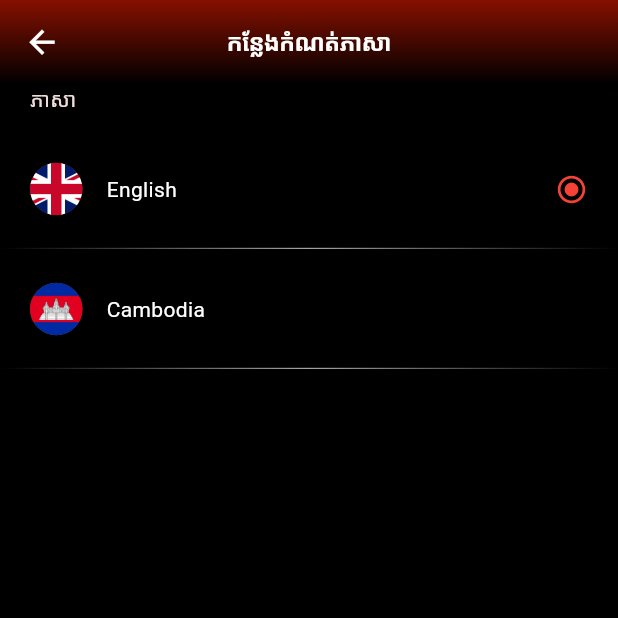
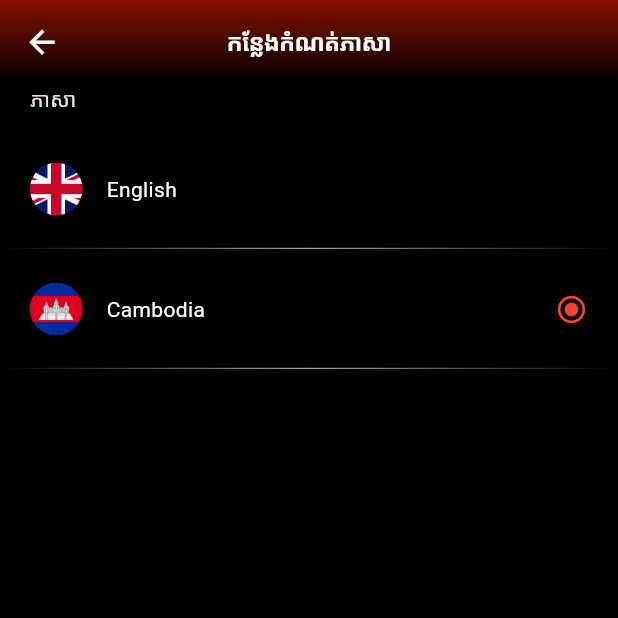
Before and after one commit to leangsengLy/Legend_Cinema, a Flutter app: the Account screen opened directly, after a tap on "System Language", on a phone screen of 412 x 824 dp, the top half of it. Run offline on Flutter 3.47's test engine with Material 3 defaults, Android fonts, the phone set to English and light mode, and no system bars; our stand-ins replace flutter_riverpod, gradient_borders.

Commit message:
upadte translate with json

```diff
--- a/legend_cinema/lib/l10n/app_km.arb
+++ b/legend_cinema/assets/lang/km.json
@@ -1,7 +1,9 @@
 {
-    "hello":"សួរស្តី",
+    "hello": "សួរស្តី",
+    "welcome": "Bienvenido a la aplicación",
+    "greeting": "¡Hola, {name}!",
     "language": "ភាសា",
     "English": "អង់គ្លេស",
     "Cambodia": "កម្ពុជា",
     "system_language": "កន្លែងកំណត់ភាសា"
-}
+  }
--- a/legend_cinema/l10n.yaml
+++ /dev/null
@@ -1,4 +0,0 @@
-arb-dir: lib/l10n
-template-arb-file: app_en.arb
-output-localization-file: app_localizations.dart
-synthetic-package: true
--- a/legend_cinema/lib/Component/Screen/default_screen_background.dart
+++ b/legend_cinema/lib/Component/Screen/default_screen_background.dart
@@ -1,7 +1,7 @@
 import 'package:flutter/material.dart';
 import 'package:flutter_riverpod/flutter_riverpod.dart';
-import 'package:flutter_gen/gen_l10n/app_localizations.dart';
 import 'package:legend_cinema/Component/Provider/translate/country.dart';
+import 'package:legend_cinema/appLocalizations.dart';
 
 class DefaultScreenBackground extends ConsumerWidget {
   const DefaultScreenBackground(
@@ -20,7 +20,7 @@ class DefaultScreenBackground extends ConsumerWidget {
             builder: (context) {
               if (title == "System Language") {
                 return Text(
-                  AppLocalizations.of(context)!.system_language,
+                  AppLocalizations.of(context)!.translate("system_language"),
                   style: const TextStyle(
                     color: Colors.white,
                     fontSize: 16,
@@ -29,7 +29,7 @@ class DefaultScreenBackground extends ConsumerWidget {
                 );
               } else {
                 return Text(
-                  AppLocalizations.of(context)!.language,
+                  AppLocalizations.of(context)!.translate(title),
                   style: const TextStyle(
                     color: Colors.white,
                     fontSize: 16,
--- a/legend_cinema/lib/Pages/language.dart
+++ b/legend_cinema/lib/Pages/language.dart
@@ -1,7 +1,7 @@
 import 'package:flutter/material.dart';
-import 'package:flutter_gen/gen_l10n/app_localizations.dart';
 import 'package:flutter_riverpod/flutter_riverpod.dart';
 import 'package:legend_cinema/Component/Provider/translate/country.dart';
+import 'package:legend_cinema/appLocalizations.dart';
 
 class Language extends ConsumerStatefulWidget {
   const Language({super.key, this.onSelectLanguage});
@@ -15,6 +15,7 @@ class Language extends ConsumerStatefulWidget {
 
 class LanguageState extends ConsumerState<Language> {
   var checkLanguage = "English";
+
   @override
   void initState() {
     super.initState();
@@ -28,6 +29,8 @@ class LanguageState extends ConsumerState<Language> {
 
   @override
   Widget build(BuildContext context) {
+    var typeLanuage = ref.watch(language).toString();
+    if (typeLanuage == "km") checkLanguage = "Cambodia";
     return SizedBox(
       width: double.infinity,
       child: Column(
@@ -36,15 +39,7 @@ class LanguageState extends ConsumerState<Language> {
         children: [
           Padding(
             padding: const EdgeInsets.symmetric(horizontal: 20),
-            child: Localizations.override(
-              context: context,
-              locale: Locale(ref.watch(language).toString()),
-              child: Builder(
-                builder: (context) {
-                  return Text(AppLocalizations.of(context)!.language);
-                },
-              ),
-            ),
+            child: Text(AppLocalizations.of(context)!.translate("language")),
           ),
           const SizedBox(height: 10),
           ...["English", "Cambodia"].map((val) {
--- /dev/null
+++ b/legend_cinema/lib/appLocalizations.dart
@@ -0,0 +1,32 @@
+import 'dart:convert';
+import 'package:flutter/material.dart';
+import 'package:flutter/services.dart' show rootBundle;
+
+class AppLocalizations {
+  Map<String, String> _localizedStrings = {};
+
+  // Load the language JSON file
+  Future<void> load(String languageCode) async {
+    String jsonString =
+        await rootBundle.loadString('assets/lang/$languageCode.json');
+    Map<String, dynamic> jsonMap = json.decode(jsonString);
+    _localizedStrings =
+        jsonMap.map((key, value) => MapEntry(key, value.toString()));
+  }
+
+  // Get translated string
+  String translate(String key, {Map<String, String>? params}) {
+    String? text = _localizedStrings[key];
+    if (text == null) return key; // Fallback to key if translation not found
+    if (params != null) {
+      params.forEach((paramKey, value) {
+        text = text!.replaceAll('{$paramKey}', value);
+      });
+    }
+    return text!;
+  }
+
+  // Static instance for easy access
+  static AppLocalizations? of(context) =>
+      Localizations.of<AppLocalizations>(context, AppLocalizations);
+}
--- /dev/null
+++ b/legend_cinema/lib/appLocalizationsDelegate.dart
@@ -0,0 +1,20 @@
+import 'package:flutter/material.dart';
+import 'package:legend_cinema/appLocalizations.dart';
+
+class AppLocalizationsDelegate extends LocalizationsDelegate<AppLocalizations> {
+  const AppLocalizationsDelegate();
+
+  @override
+  bool isSupported(Locale locale) => ['en', 'km'].contains(locale.languageCode);
+
+  @override
+  Future<AppLocalizations> load(Locale locale) async {
+    AppLocalizations localizations = AppLocalizations();
+    await localizations.load(locale.languageCode);
+    return localizations;
+  }
+
+  @override
+  bool shouldReload(covariant LocalizationsDelegate<AppLocalizations> old) =>
+      false;
+}
--- a/legend_cinema/lib/l10n/app_th.arb
+++ /dev/null
@@ -1,5 +0,0 @@
-{
-  "hello": "Thai",
-  "language": "Thai Language"
-
-}
--- a/legend_cinema/lib/l10n/app_vi.arb
+++ /dev/null
@@ -1,4 +0,0 @@
-{
-    "hello":"Xin chào",
-    "language": "ngôn ngữ"
-}
--- a/legend_cinema/pubspec.yaml
+++ b/legend_cinema/pubspec.yaml
@@ -59,6 +59,8 @@ dev_dependencies:
 # The following section is specific to Flutter packages.
 flutter:
   generate: true
+
+
   # The following line ensures that the Material Icons font is
   # included with your application, so that you can use the icons in
   # the material Icons class.
@@ -90,6 +92,10 @@ flutter:
     - assets/Image/flag/cam.png
     - assets/Image/flag/uk.png
 
+    - assets/lang/en.json
+    - assets/lang/km.json
+
+
 
   # An image asset can refer to one or more resolution-specific "variants", see
   # https://flutter.dev/to/resolution-aware-images
```
Also changed, not shown: legend_cinema/assets/lang/en.json (added, +9 -0 lines), legend_cinema/lib/Screen/cinema/Cinema.dart (+5 -3 lines), legend_cinema/lib/l10n/app_en.arb (deleted, +0 -7 lines), legend_cinema/lib/main.dart (+41 -7 lines), 1 other file.
